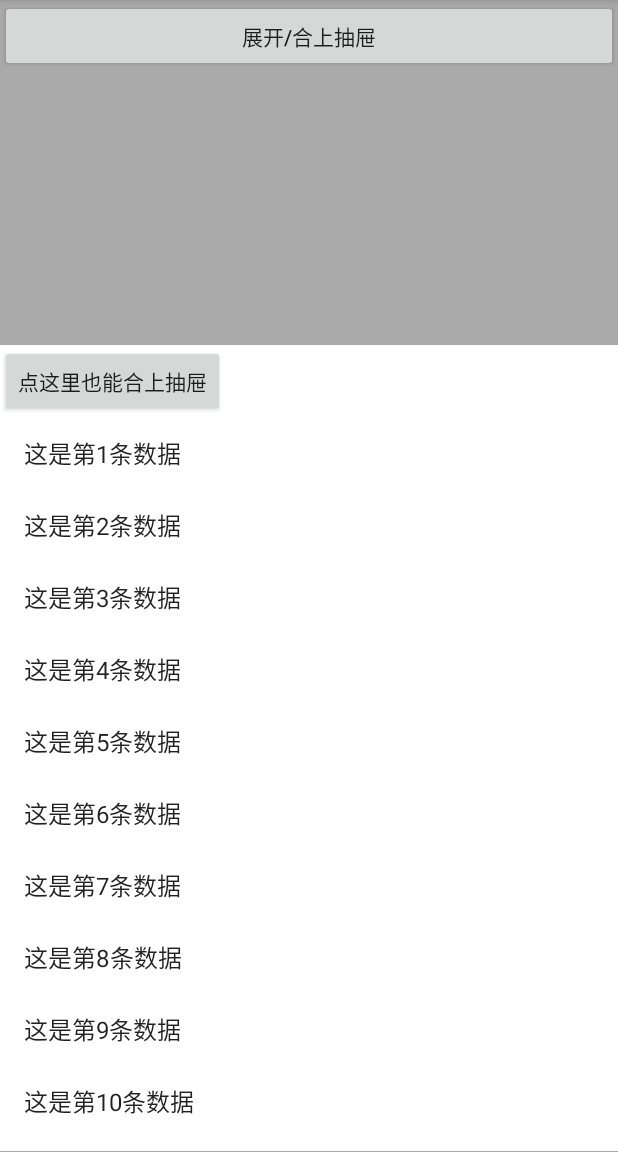
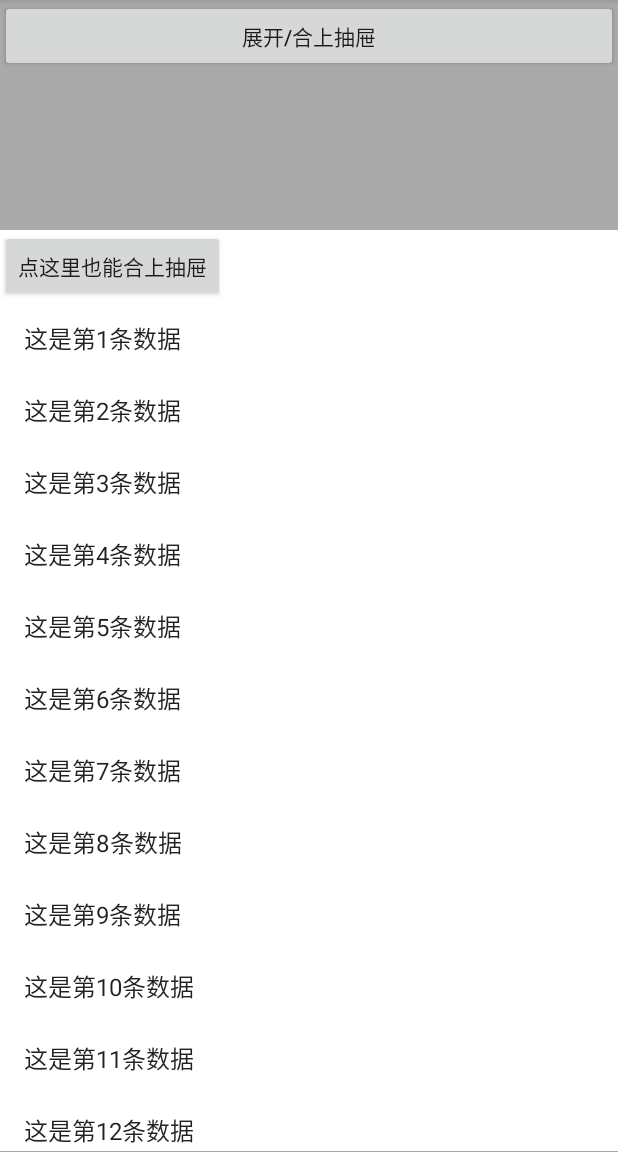
Before and after one commit to Liyize97126/DrawerDemo, an Android app: the screen it shows after launch (MainActivity), after a tap on "展开/合上抽屉", on a phone screen of 412 x 824 dp, the part 84-1236 px from its top. Run offline under Robolectric (Android 15) with nearby library versions, the phone set to English and light mode, and no system bars; our stand-ins replace ButterKnife.

Commit message:
V1.1.0 添加了拖动开合抽屉的效果 本次更新了如下内容： 1.添加了拖动开合抽屉的效果。

```diff
--- a/app/src/main/java/com/yz/drawerdemo/MainActivity.java
+++ b/app/src/main/java/com/yz/drawerdemo/MainActivity.java
@@ -1,15 +1,16 @@
 package com.yz.drawerdemo;
-
-import androidx.appcompat.app.AppCompatActivity;
-import androidx.recyclerview.widget.LinearLayoutManager;
-import androidx.recyclerview.widget.RecyclerView;
 
 import android.os.Bundle;
 import android.view.KeyEvent;
 import android.view.View;
 import android.widget.Button;
 
+import androidx.appcompat.app.AppCompatActivity;
+import androidx.recyclerview.widget.LinearLayoutManager;
+import androidx.recyclerview.widget.RecyclerView;
+
 import com.yz.drawerlibrary.DrawerView;
+import com.yz.drawerlibrary.DrawerViewContainer;
 import com.yz.drawerlibrary.ViewState;
 
 import java.util.Arrays;
@@ -26,6 +27,9 @@ public class MainActivity extends AppCompatActivity {
     @BindView(R.id.rv)
     RecyclerView mRv;
     private MyAdapter mAdapter;
+    private int number = 0;
+    @BindView(R.id.drw)
+    DrawerViewContainer mDrw;
 
     @Override
     protected void onCreate(Bundle savedInstanceState) {
@@ -36,6 +40,13 @@ public class MainActivity extends AppCompatActivity {
             @Override
             public void onClick(View v) {
                 if (mDv.getState() == ViewState.CLOSE) {
+                    number++;
+                    mAdapter.clear();
+                    if(number%2 == 1){
+                        mAdapter.setDataList(Arrays.asList(getResources().getStringArray(R.array.list_data)));
+                    } else {
+                        mAdapter.setDataList(Arrays.asList(getResources().getStringArray(R.array.list_data2)));
+                    }
                     //切换成悬浮状态（另：也可以设置成全屏(ViewState.FULL)状态）
                     mDv.changeState(ViewState.HOVER);
                 } else {
@@ -44,7 +55,6 @@ public class MainActivity extends AppCompatActivity {
                 }
             }
         });
-
         findViewById(R.id.close).setOnClickListener(new View.OnClickListener() {
             @Override
             public void onClick(View v) {
@@ -54,13 +64,11 @@ public class MainActivity extends AppCompatActivity {
 
         mRv.setAdapter(mAdapter = new MyAdapter(this, this));
         mRv.setLayoutManager(new LinearLayoutManager(this));
-
-        mAdapter.setDataList(Arrays.asList(getResources().getStringArray(R.array.list_data)));
     }
 
     @Override
     public boolean onKeyUp(int keyCode, KeyEvent event) {
-        if(keyCode == KeyEvent.KEYCODE_BACK && mDv.getState() != ViewState.CLOSE){
+        if (keyCode == KeyEvent.KEYCODE_BACK && mDv.getState() != ViewState.CLOSE) {
             mDv.changeState(ViewState.CLOSE);
             return true;
         } else {
--- a/app/src/main/java/com/yz/drawerdemo/MyAdapter.java
+++ b/app/src/main/java/com/yz/drawerdemo/MyAdapter.java
@@ -17,8 +17,12 @@ class MyAdapter extends RecyclerView.Adapter<MyAdapter.ViewHolder> {
     List<String> mDataList;
 
     public void setDataList(List<String> dataList) {
-        mDataList = dataList;
+        mDataList.addAll(dataList);
         notifyDataSetChanged();
+    }
+
+    public void clear(){
+        mDataList.clear();
     }
 
     public MyAdapter(MainActivity mainActivity, Context context) {
--- a/app/src/main/res/layout/activity_main.xml
+++ b/app/src/main/res/layout/activity_main.xml
@@ -2,6 +2,7 @@
 <com.yz.drawerlibrary.DrawerViewContainer xmlns:android="http://schemas.android.com/apk/res/android"
     xmlns:app="http://schemas.android.com/apk/res-auto"
     xmlns:tools="http://schemas.android.com/tools"
+    android:id="@+id/drw"
     android:layout_width="match_parent"
     android:layout_height="match_parent"
     android:background="@android:color/darker_gray"
@@ -19,7 +20,7 @@
         android:layout_height="wrap_content"
         android:orientation="vertical"
         android:background="@android:color/white"
-        app:top_hover="0.3">
+        app:top_hover="0.2">
 
         <Button
             android:id="@+id/close"
--- a/app/src/main/res/values/arrays.xml
+++ b/app/src/main/res/values/arrays.xml
@@ -22,4 +22,16 @@
         <item>这是第19条数据</item>
         <item>这是第20条数据</item>
     </string-array>
+    <string-array name="list_data2" translatable="false">
+        <item>这是第1条数据</item>
+        <item>这是第2条数据</item>
+        <item>这是第3条数据</item>
+        <item>这是第4条数据</item>
+        <item>这是第5条数据</item>
+        <item>这是第6条数据</item>
+        <item>这是第7条数据</item>
+        <item>这是第8条数据</item>
+        <item>这是第9条数据</item>
+        <item>这是第10条数据</item>
+    </string-array>
 </resources>
--- a/drawerlibrary/src/main/res/values/attr.xml
+++ b/drawerlibrary/src/main/res/values/attr.xml
@@ -1,5 +1,9 @@
 <?xml version="1.0" encoding="utf-8"?>
 <resources>
+
+    <declare-styleable name="DrawerViewContainer">
+        <attr name="scroll_control" format="boolean" />
+    </declare-styleable>
 
     <declare-styleable name="DrawerView">
         <attr name="top_hover" format="float" />
```
Also changed, not shown: drawerlibrary/src/main/java/com/yz/drawerlibrary/DrawerViewContainer.java (+119 -8 lines), 1 other file.
